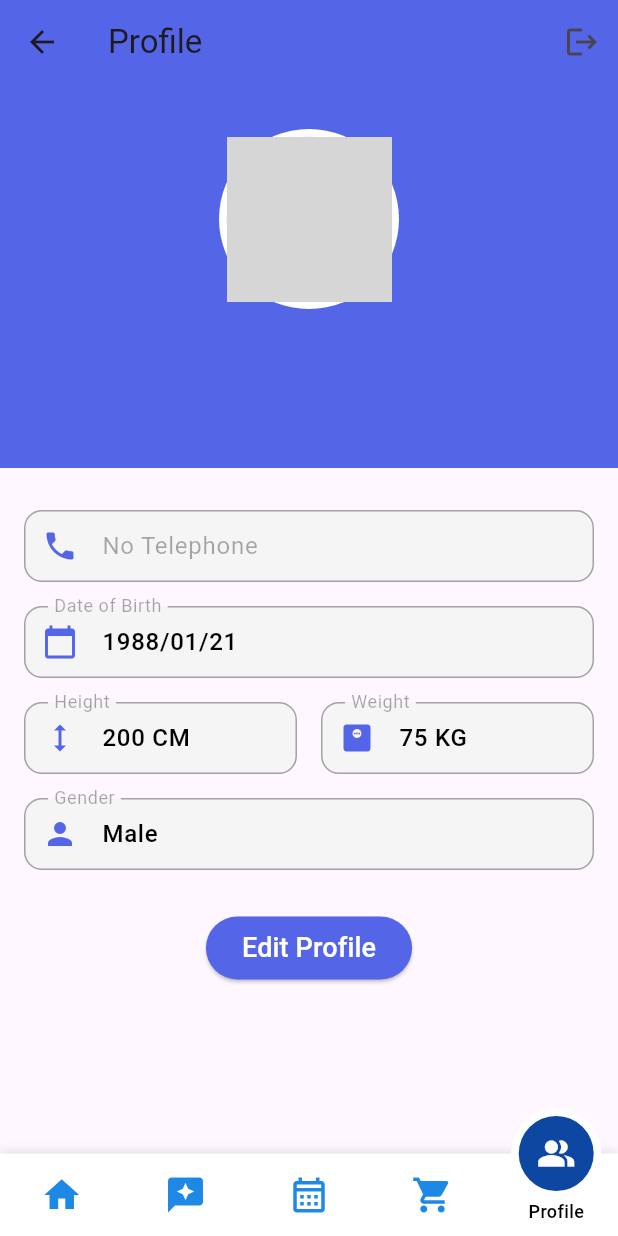
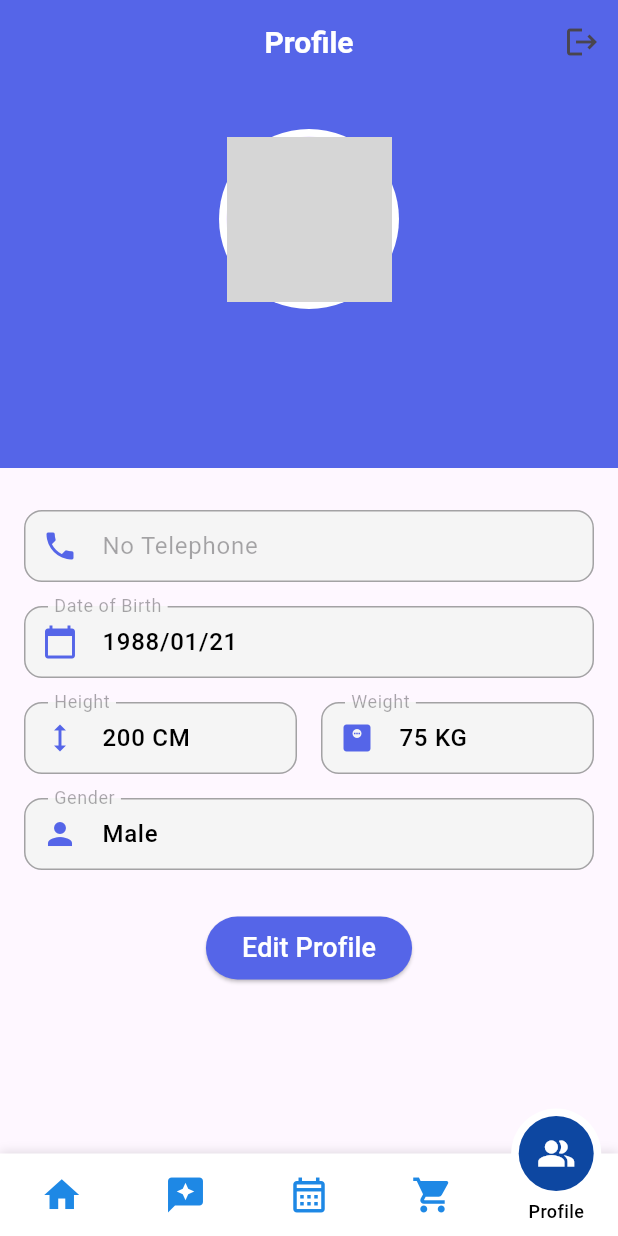
Before and after one commit to KevinArdiprana46/6_B_Gym, a Flutter app: the MyWidget screen opened directly, on a phone screen of 412 x 824 dp. Run offline on Flutter 3.47's test engine with Material 3 defaults, Android fonts, the phone set to English and light mode, and no system bars; our stand-ins replace camera, image_picker, motion_tab_bar, shared_preferences; accounts and stored records are empty; grey boxes are pictures that could not be loaded.

Commit message:
Update profile.dart

```diff
--- a/lib/view/Profile/profile.dart
+++ b/lib/view/Profile/profile.dart
@@ -109,6 +109,13 @@ class _ProfilePageState extends State<MyWidget> with TickerProviderStateMixin {
     return Scaffold(
       appBar: AppBar(
         title: const Text('Profile'),
+        centerTitle: true, // Memusatkan teks
+        titleTextStyle: const TextStyle(
+          color: Colors.white, // Warna teks
+          fontSize: 20, // Ukuran teks
+          fontWeight: FontWeight.bold, // Ketebalan teks
+        ),
+        automaticallyImplyLeading: false, // Menghapus tanda panah kembali
         backgroundColor: const Color(0xFF5565E8),
         actions: [
           IconButton(
```
